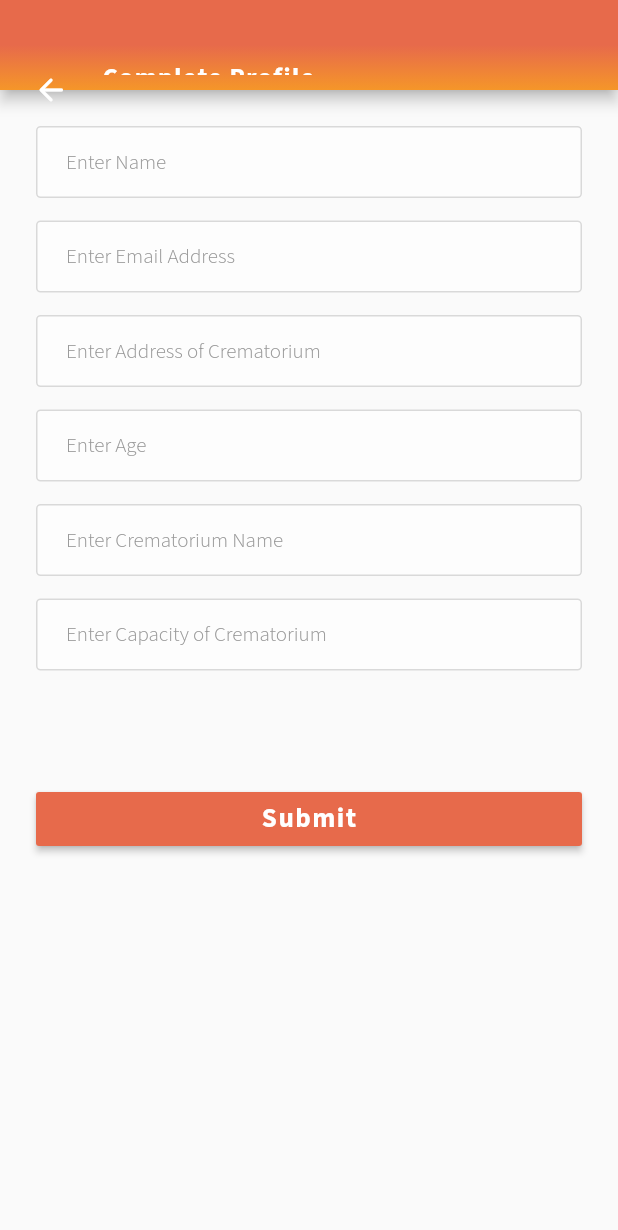
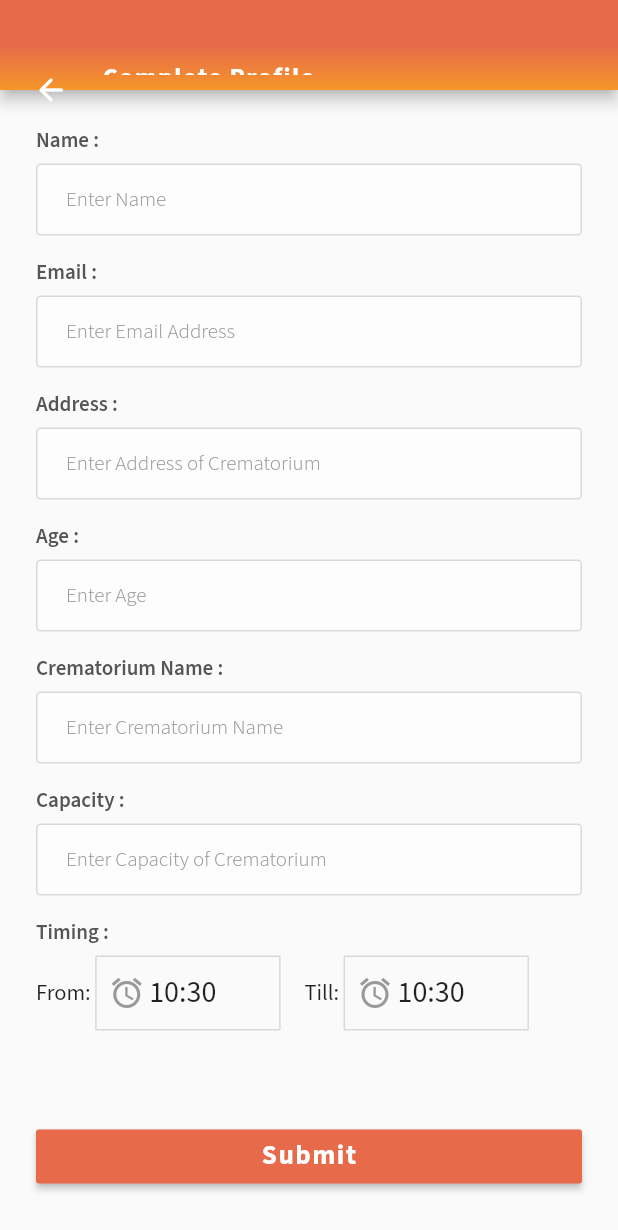
Before and after one commit to Tushar1805/crematorium_management_system, a Flutter app: the UserProfile screen opened directly, after a tap on "Complete Profile", on a phone screen of 412 x 824 dp. Shown: the top 1230 px of the screen. Run offline on Flutter 3.47's test engine with Material 2 defaults, Android fonts, the phone set to English and light mode, and no system bars; our stand-ins replace cloud_firestore, firebase_auth, firebase_core, flutter_spinkit, flutter_svg, google_maps_flutter and 4 more; accounts and stored records are empty.

Commit message:
Changed complete Admin profile

```diff
--- a/lib/Admin/completeProfile.dart
+++ b/lib/Admin/completeProfile.dart
@@ -11,27 +11,54 @@ class CompleteAdminProfile extends StatefulWidget {
 
 class _CompleteAdminProfileState extends State<CompleteAdminProfile> {
   String name, email, address, phone, age, role, crematoriumName, capacity;
-  TimeOfDay from;
-  TimeOfDay till;
+  TimeOfDay from, till;
+  TimeOfDay time1;
+  TimeOfDay time2;
+  TimeOfDay picked1;
+  TimeOfDay picked2;
   final GlobalKey<FormState> _formKey = GlobalKey<FormState>();
   FirebaseAuth auth = FirebaseAuth.instance;
 
   @override
   void initState() {
     super.initState();
-    getUserInfo();
+    time1 = TimeOfDay.now();
+    time2 = TimeOfDay.now();
+    // getUserInfo();
   }
 
-  Future<void> getUserInfo() async {
-    final User user = auth.currentUser;
-    FirebaseFirestore.instance.collection("Users").doc(user.uid).get().then(
-      (value) {
+  // Future<void> getUserInfo() async {
+  //   final User user = auth.currentUser;
+  //   FirebaseFirestore.instance.collection("Users").doc(user.uid).get().then(
+  //     (value) {
+  //       setState(() {
+  //         role = (value["role"].toString());
+  //         print(role);
+  //       });
+  //     },
+  //   );
+  // }
+
+  Future<Null> selectTime1(BuildContext context) async {
+    picked1 = await showTimePicker(context: context, initialTime: time1);
+
+    if (picked1 != null) {
       setState(() {
-          role = (value["role"].toString());
-          print(role);
+        time1 = picked1;
+        from = time1;
       });
-      },
-    );
+    }
+  }
+
+  Future<Null> selectTime2(BuildContext context) async {
+    picked2 = await showTimePicker(context: context, initialTime: time2);
+
+    if (picked2 != null) {
+      setState(() {
+        time2 = picked2;
+        till = time2;
+      });
+    }
   }
 
   Widget _buildName() {
@@ -140,6 +167,115 @@ class _CompleteAdminProfileState extends State<CompleteAdminProfile> {
         });
   }
 
+  Widget _buildTiming() {
+    return Container(
+      child: Row(
+        children: [
+          Container(
+            width: MediaQuery.of(context).size.width * .41,
+            child: Row(
+              children: [
+                Text(
+                  'From:',
+                  style: TextStyle(
+                    fontSize: 15,
+                  ),
+                ),
+                Container(
+                  margin: EdgeInsets.fromLTRB(3, 0, 0, 0),
+                  width: MediaQuery.of(context).size.width * 0.3,
+                  decoration: BoxDecoration(
+                      borderRadius: BorderRadius.all(Radius.circular(1)),
+                      shape: BoxShape.rectangle,
+                      border: Border.all(
+                        color: lightGray(),
+                        width: 1,
+                      )),
+                  child: Row(children: [
+                    Container(
+                      // color: Colors.red,
+                      width: 35,
+                      child: IconButton(
+                        icon: Icon(Icons.alarm),
+                        onPressed: () {
+                          selectTime1(context);
+                        },
+                        color: gray(),
+                      ),
+                    ),
+                    Text(
+                      '${time1.hour}:${time1.minute}',
+                      style: TextStyle(
+                        fontSize: 20,
+                      ),
+                    ),
+                    SizedBox(width: 10),
+                  ]),
+                ),
+              ],
+            ),
+          ),
+          SizedBox(width: 10),
+          Container(
+            width: MediaQuery.of(context).size.width * .4,
+            child: Row(
+              children: [
+                Text(
+                  'Till:',
+                  style: TextStyle(
+                    fontSize: 15,
+                  ),
+                ),
+                Container(
+                  margin: EdgeInsets.fromLTRB(3, 0, 0, 0),
+                  width: MediaQuery.of(context).size.width * 0.3,
+                  decoration: BoxDecoration(
+                      borderRadius: BorderRadius.all(Radius.circular(1)),
+                      shape: BoxShape.rectangle,
+                      border: Border.all(
+                        color: lightGray(),
+                        width: 1,
+                      )),
+                  child: Row(children: [
+                    Container(
+                        // color: Colors.red,
+                        width: 35,
+                        child: IconButton(
+                          icon: Icon(Icons.alarm),
+                          onPressed: () {
+                            selectTime2(context);
+                            print(time2);
+                          },
+                          color: gray(),
+                        )),
+                    Text(
+                      '${time2.hour}:${time2.minute}',
+                      style: TextStyle(
+                        fontSize: 20,
+                      ),
+                    ),
+                    SizedBox(width: 10),
+                  ]),
+                ),
+              ],
+            ),
+          ),
+        ],
+      ),
+    );
+  }
+
+  Widget _buildTitle(string) {
+    return Container(
+      padding: EdgeInsets.only(bottom: 5),
+      alignment: Alignment.centerLeft,
+      child: Text(
+        "$string :",
+        style: lightBlackTextStyle(),
+      ),
+    );
+  }
+
   @override
   Widget build(BuildContext context) {
     void showSnackBar(context, value) {
@@ -205,14 +341,20 @@ class _CompleteAdminProfileState extends State<CompleteAdminProfile> {
         margin: EdgeInsets.all(24),
         child: Form(
             key: _formKey,
+            child: NotificationListener<OverscrollIndicatorNotification>(
+              onNotification: (overscroll) {
+                overscroll.disallowGlow();
+              },
               child: SingleChildScrollView(
                 child: Column(
-                  mainAxisAlignment: MainAxisAlignment.center,
+                    // mainAxisAlignment: MainAxisAlignment.center,
                     children: [
+                      _buildTitle("Name"),
                       _buildName(),
                       SizedBox(
                         height: 15,
                       ),
+                      _buildTitle("Email"),
                       _buildEmail(),
                       SizedBox(
                         height: 15,
@@ -221,22 +363,28 @@ class _CompleteAdminProfileState extends State<CompleteAdminProfile> {
                       // SizedBox(
                       //   height: 15,
                       // ),
+                      _buildTitle("Address"),
                       _buildAddress(),
                       SizedBox(
                         height: 15,
                       ),
+                      _buildTitle("Age"),
                       _buildAge(),
                       SizedBox(
                         height: 15,
                       ),
+                      _buildTitle("Crematorium Name"),
                       _buildCrematoriumName(),
                       SizedBox(
                         height: 15,
                       ),
+                      _buildTitle("Capacity"),
                       _buildCrematoriumCapacity(),
                       SizedBox(
                         height: 15,
                       ),
+                      _buildTitle("Timing"),
+                      _buildTiming(),
                       SizedBox(
                         height: 60,
                       ),
@@ -267,6 +415,7 @@ class _CompleteAdminProfileState extends State<CompleteAdminProfile> {
                     ]),
               ),
             )),
+      ),
     );
   }
 }
--- a/lib/components/constants.dart
+++ b/lib/components/constants.dart
@@ -46,6 +46,15 @@ TextStyle orangeTextStyle() {
   return TextStyle(
       fontFamily: 'Source Sans Pro',
       fontSize: 13,
+      color: redOrangeColor(),
+      decoration: TextDecoration.none,
+      fontWeight: FontWeight.w600);
+}
+
+TextStyle orangeTextFormStyle() {
+  return TextStyle(
+      fontFamily: 'Source Sans Pro',
+      fontSize: 14,
       color: redOrangeColor(),
       decoration: TextDecoration.none,
       fontWeight: FontWeight.w600);
```
Lines whose indentation alone changed are shown as unchanged.
